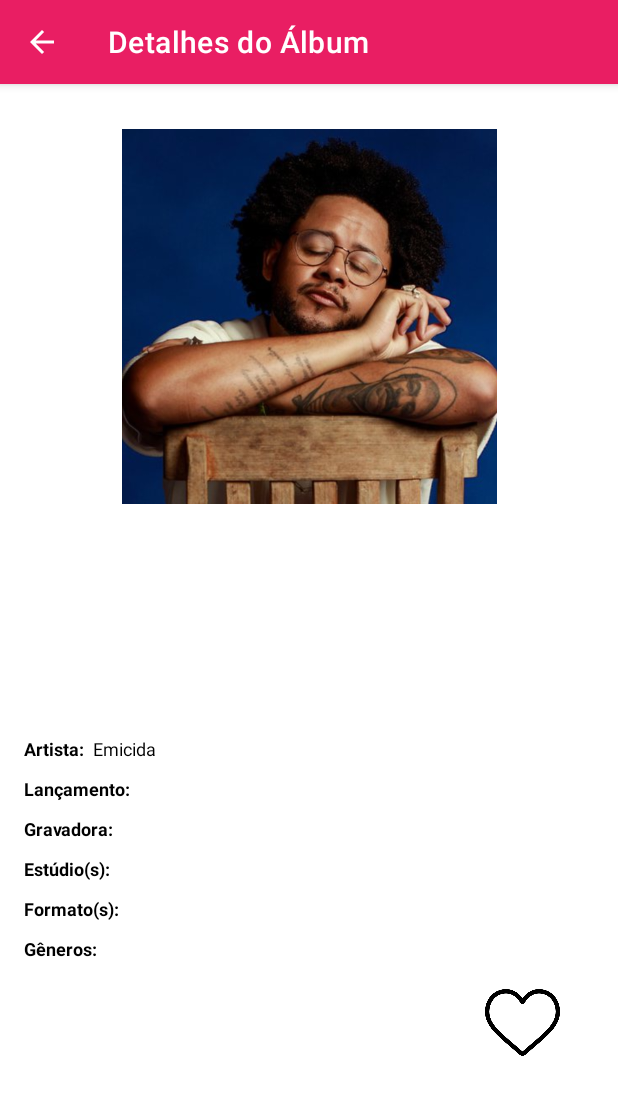
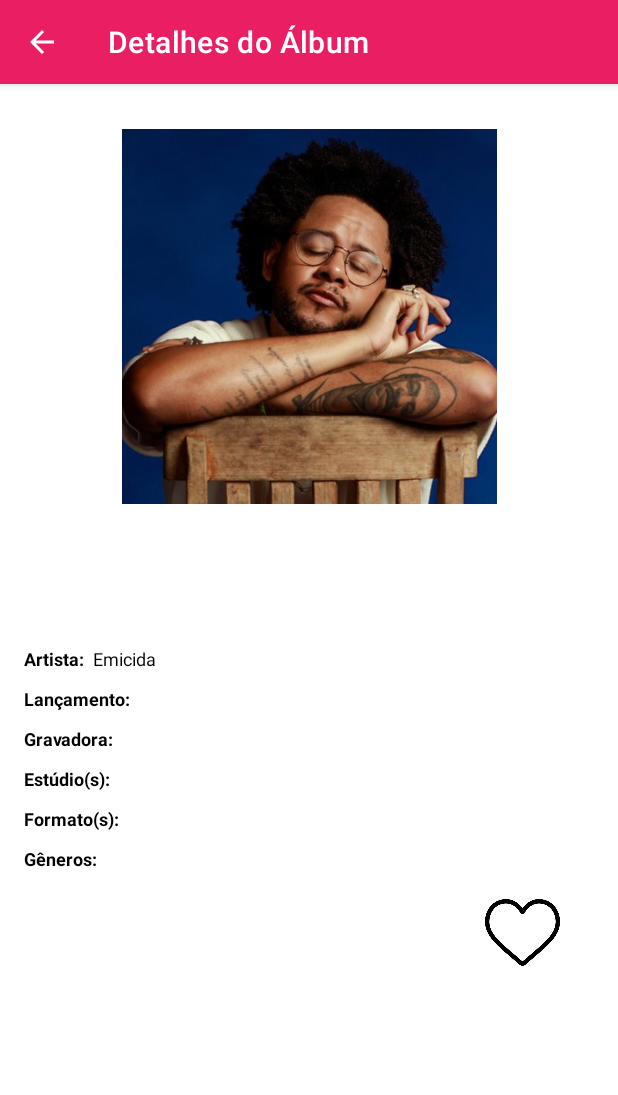
Before and after one commit to jennysival/AppMinhaMusicaFavorita, an Android app: the DetalhesAlbum screen opened directly, with no data from a screen before it, on a phone screen of 412 x 824 dp. Shown: the top 1095 px of the screen. Run offline under Robolectric (Android 15) with nearby library versions, the phone set to English and light mode, and no system bars.

Commit message:
Ajustar margens

```diff
--- a/app/src/main/res/layout/activity_detalhes_album.xml
+++ b/app/src/main/res/layout/activity_detalhes_album.xml
@@ -47,7 +47,7 @@
         android:textSize="@dimen/tamanho_fonte_12"
         android:textAlignment="center"
         android:layout_marginHorizontal="@dimen/margem_16"
-        android:layout_marginTop="@dimen/margem_50"
+        android:layout_marginTop="@dimen/margem_20"
         android:layout_marginBottom="@dimen/margem_16"
         app:layout_constraintTop_toBottomOf="@id/tv_tituloAlbum"
         app:layout_constraintStart_toStartOf="parent"
@@ -61,7 +61,7 @@
         android:textColor="@color/black"
         android:textStyle="bold"
         android:textSize="@dimen/tamanho_fonte_12"
-        android:layout_marginTop="@dimen/margem_50"
+        android:layout_marginTop="@dimen/margem_20"
         android:layout_marginLeft="@dimen/margem_16"
         android:layout_marginBottom="@dimen/margem_16"
         app:layout_constraintTop_toBottomOf="@id/tv_descricaoAlbum"
@@ -74,7 +74,7 @@
         android:text="Emicida"
         android:textSize="@dimen/tamanho_fonte_12"
         android:textColor="@color/black"
-        android:layout_marginTop="@dimen/margem_50"
+        android:layout_marginTop="@dimen/margem_20"
         android:layout_marginBottom="@dimen/margem_16"
         android:layout_marginLeft="@dimen/margem_5"
         android:layout_marginRight="@dimen/margem_16"
```
